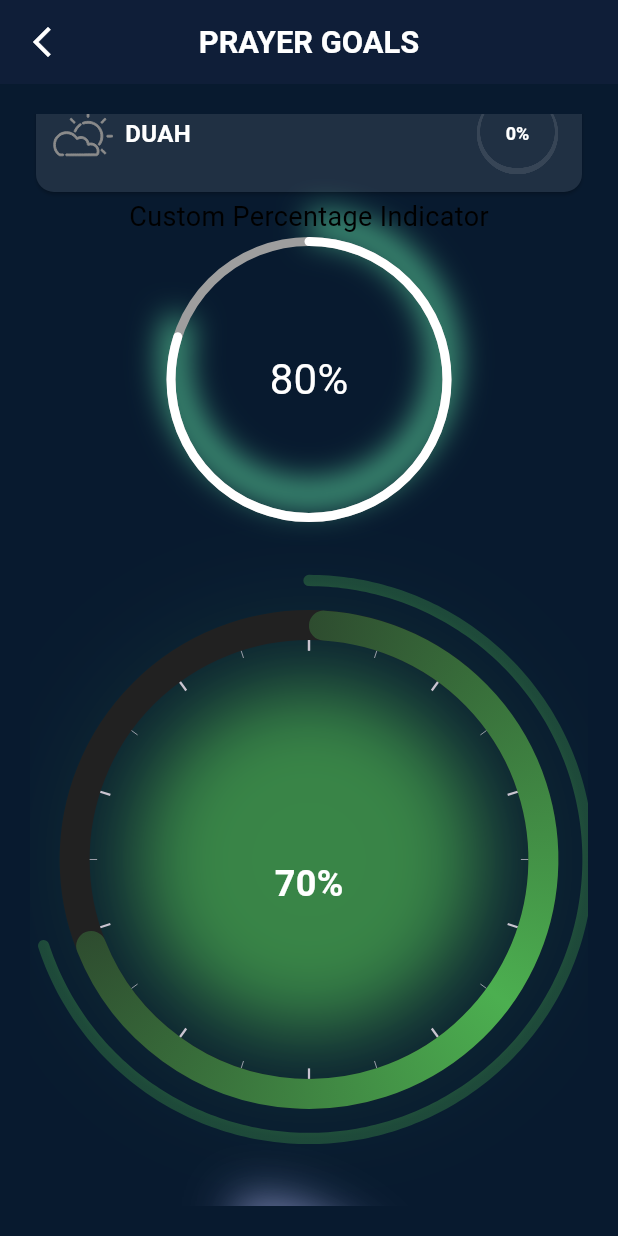
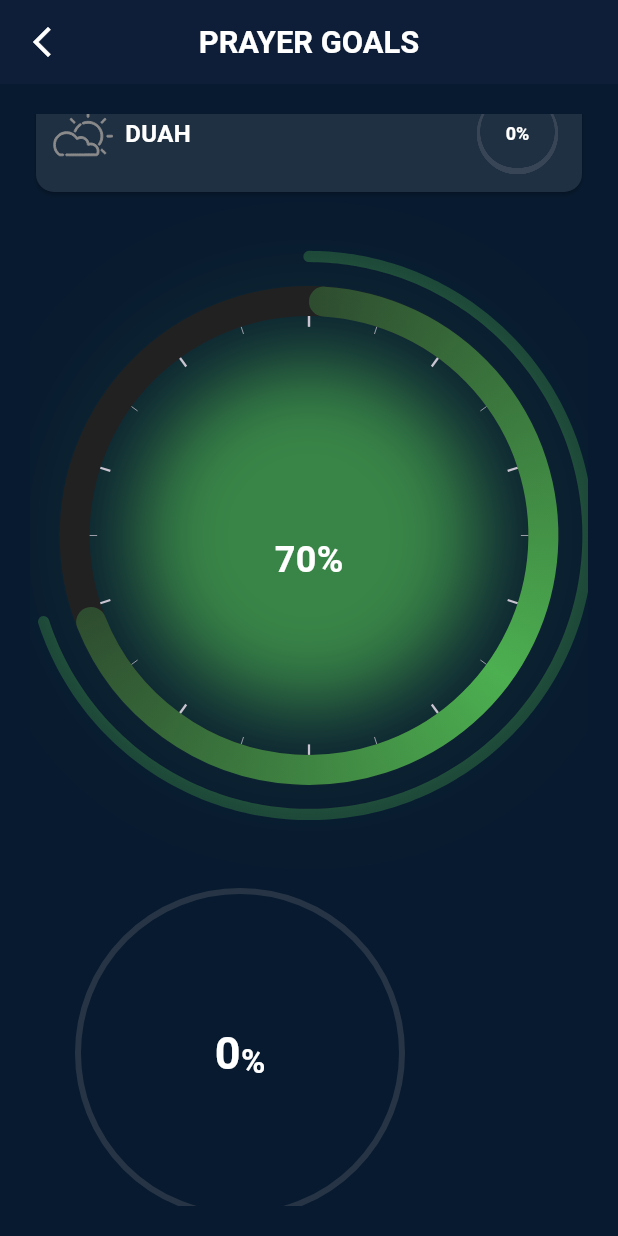
Before and after one commit to talib-vordx/Badr, a Flutter app: the screen it shows after launch, scrolled down 1152 dp, on a phone screen of 412 x 824 dp. Run offline on Flutter 3.47's test engine with Material 3 defaults, Android fonts, the light colour scheme and no system bars; drawn by our look-alikes of percent_indicator, syncfusion_flutter_gauges; our stand-ins replace flutter_screenutil, flutter_svg.

Commit message:
New Circle Added and Some Changes on preivos file

```diff
--- a/lib/Pages/Home_Page.dart
+++ b/lib/Pages/Home_Page.dart
@@ -1,4 +1,3 @@
-import 'package:badr_application/Supporting_Classes/percent_indicator_chart.dart';
 import 'package:badr_application/Supporting_Classes/syncfusion_flutter_gauges.dart';
 import 'package:flutter/material.dart';
 import 'package:flutter_screenutil/flutter_screenutil.dart';
@@ -45,6 +44,24 @@ class _HomePageState extends State<HomePage> {
       }
     });
   }
+
+
+  double _progress = 0.0; // Initial progress value
+
+  // Function to increment progress
+  void _incrementProgress() {
+    setState(() {
+      _progress = (_progress + 0.01).clamp(0.0, 1.0); // Increment progress and clamp to [0.0, 1.0]
+    });
+  }
+
+  // Function to increment progress
+  void _decrementProgress() {
+    setState(() {
+      _progress = (_progress - 0.1).clamp(0.0, 0.0); // Increment progress and clamp to [0.0, 1.0]
+    });
+  }
+
 
   @override
   Widget build(BuildContext context) {
@@ -174,13 +191,14 @@ class _HomePageState extends State<HomePage> {
                           RepaintBoundary(
                             child: DynamicStrokeProgressCircle(
                               progress: progress,
-                              minStrokeWidth: 1.0,
-                              maxStrokeWidth: 7.0,
+                              minStrokeWidth: 0.0,
+                              maxStrokeWidth: 8.0,
                               radius: 80.0,
                               centerTextSize: 28.0,
                               neonStrokeWidth: 9.0,
                               neonOpacity: 0.7,
-                              neonBlurRadius: 6.0,
+                              neonBlurRadius: 7.0,
+                              CircleMarked: 'res/Circule_check_Icon.png',
                             ),
                           ),
                           SizedBox(height: 30.0),
@@ -263,11 +281,28 @@ class _HomePageState extends State<HomePage> {
               // Sixth-sub Progress Card
               Second_card(svgAsset: "res/DuhaFrame.svg", title: "DUAH", progress: 0.0),
 
-
-              NeonGlowProgressArc(),
+              //NeonGlowProgressArc(),
               SizedBox(height: 20,),
               DynamicThicknessNeonGauge(progress: 70, size: 200, glowColorEnd: Colors.pink, glowColorStart: Colors.green,),
-              NeonProgressCircle(progress: 0.5,),
+
+              // Neon Progress Circle with dynamic progress
+              NeonProgressCircle(progress: _progress,),
+
+              SizedBox(height: 20),
+
+              // Button to increment progress
+              ElevatedButton(
+                onPressed: _incrementProgress,
+                child: Text('Increase Progress'),
+              ),
+              ElevatedButton(
+                onPressed: _decrementProgress,
+                child: Text('Decrease Progress'),
+              ),
+              SizedBox(height: 20,),
+              NeonProgressCircle(progress: 0.75),
+
+
             ],
           ),
         ),
--- a/lib/Supporting_Classes/circle_chart.dart
+++ b/lib/Supporting_Classes/circle_chart.dart
@@ -59,21 +59,28 @@ class NeonProgressCircle extends StatelessWidget {
           // Circular Progress Indicator with white arc
           CircularPercentIndicator(
             radius: 110.0,
-            lineWidth: 5.0, // Customize stroke width
+            lineWidth: 4.0, // Customize stroke width
             percent: progress,
             progressColor: Colors.white, // Progress arc is white
             backgroundColor: Colors.grey.withOpacity(0.2),
             animation: true,
             animateFromLastPercent: true,
             circularStrokeCap: CircularStrokeCap.round,
-            center: Text(
-              '${(progress * 100).toStringAsFixed(0)}%',
+            center: Row(
+              mainAxisAlignment: MainAxisAlignment.center,
+              crossAxisAlignment: CrossAxisAlignment.end,
+              children: [Text(
+              '${(progress * 100).toStringAsFixed(0)}',
               style: TextStyle(
                 fontSize: 30,
                 fontWeight: FontWeight.bold,
                 color: Colors.white, // Center text is white
               ),
-            ),
+            ),Text('%', style: TextStyle(
+                fontSize: 22,
+                fontWeight: FontWeight.bold,
+                color: Colors.white, // Center text is white
+              ),)],)
           ),
         ],
       ),
@@ -90,13 +97,13 @@ class NeonArcPainter extends CustomPainter {
   void paint(Canvas canvas, Size size) {
     Paint paint = Paint()
       ..style = PaintingStyle.stroke
-      ..strokeWidth = 20.0
+      ..strokeWidth = 10.0
       ..color = Colors.transparent;
 
     // Draw the glowing arc behind the circular progress indicator
     for (double i = 0; i < 3; i++) {
       paint.color = _getNeonColor(progress, i).withOpacity(0.2 + i * 0.2);
-      paint.maskFilter = MaskFilter.blur(BlurStyle.normal, 10.0 + i * 5.0);
+      paint.maskFilter = MaskFilter.blur(BlurStyle.normal, 5.0 + i * 7.0);
       canvas.drawArc(
         Offset(0, 0) & size,
         -1.5708, // Start angle (top)
@@ -115,15 +122,15 @@ class NeonArcPainter extends CustomPainter {
   // Function to get the neon glow color based on progress
   Color _getNeonColor(double progress, double layerIndex) {
     // Change colors based on the layer index
-    if (progress <= 0.3) {
-      // Red to Blue transition
-      return Color.lerp(Color(0xFFFFAA00), Color(0xFF3448FF), progress / 0.3)!;
-    } else if (progress <= 0.6) {
-      // Blue to White transition
-      return Color.lerp(Color(0xFF3448FF), Color(0xFFFFFFFF), (progress - 0.3) / 0.3)!;
+    if (progress <= 0.33) {
+      // Red to White transition
+      return Color.lerp(Color(0xFFFFFFFF), Color(0xFFFFFFFF) , progress / 0.3)!;
+    } else if (progress <= 0.66) {
+      // Blue to Blue transition
+      return Color.lerp(Color(0xFF3448FF), Color(0xFF3448FF), (progress - 0.3) / 0.3)!;
     } else {
-      // White to Green transition
-      return Color.lerp(Color(0xFFFFFFFF), Color(0xFF00FF00), (progress - 0.6) / 0.4)!;
+      // White to Yellow transition
+      return Color.lerp(Color(0xFFFFAA00), Color(0xFFFFAA00), (progress - 0.6) / 0.4)!;
     }
   }
 }
--- a/lib/Supporting_Classes/customSecondRowCard.dart
+++ b/lib/Supporting_Classes/customSecondRowCard.dart
@@ -54,10 +54,11 @@ class Second_card extends StatelessWidget {
                   minStrokeWidth: 0.0, // Minimum stroke width
                   maxStrokeWidth: 4.0, // Maximum stroke width
                   radius: 27.0, // Radius of the circle
-                 centerTextSize: 12,
+                  centerTextSize: 12,
                   neonStrokeWidth: 4.0, // Custom neon stroke width
                   neonOpacity: 0.6, // Neon opacity
-                  neonBlurRadius: 3.0, // Blur for the glow
+                  neonBlurRadius: 3.0,
+                  CircleMarked: 'res/Circule_check_Icon.svg', // Blur for the glow
                 ),
               ),
             ),
--- a/lib/Supporting_Classes/dynamicStrokeProgressCircle.dart
+++ b/lib/Supporting_Classes/dynamicStrokeProgressCircle.dart
@@ -1,5 +1,7 @@
 import 'package:flutter/material.dart';
 import 'dart:math';
+
+import 'package:flutter_svg/svg.dart';
 
 class DynamicStrokeProgressCircle extends StatelessWidget {
   final double progress; // Value between 0.0 and 1.0
@@ -12,8 +14,9 @@ class DynamicStrokeProgressCircle extends StatelessWidget {
   final double neonStrokeWidth; // Dynamic neon stroke width
   final double neonOpacity; // Opacity of neon glow
   final double neonBlurRadius; // Blur mask radius for glow
+  final String CircleMarked;
 
-  DynamicStrokeProgressCircle({
+   DynamicStrokeProgressCircle({
     required this.progress,
     this.minStrokeWidth = 1.0,
     this.maxStrokeWidth = 6.0,
@@ -21,7 +24,8 @@ class DynamicStrokeProgressCircle extends StatelessWidget {
     this.centerTextSize = 24.0, // Default text size
     this.neonStrokeWidth = 6.0, // Default neon stroke width
     this.neonOpacity = 0.8, // Default opacity of the neon glow
-    this.neonBlurRadius = 10.0, // Default blur for the glow
+    this.neonBlurRadius = 10.0,
+    required this.CircleMarked, // Default blur for the glow
   });
 
   @override
@@ -50,13 +54,15 @@ class DynamicStrokeProgressCircle extends StatelessWidget {
               0, // Centered horizontally
               -radius, // Position icon at the top of the circle
             ),
-            child: Container(
+            child:
+            Container(
                 color: Color(0xFF233144),
                 height: 30,
                 width: 30,
-                child: Image.asset('res/Circule_check_Icon.png')),
+                child: Image.asset(CircleMarked)
+            ),
             // SvgPicture.asset(
-            //   'res/Circule_check_Icon.svg',
+            //   CircleMarked,
             //   width: 24.0, // Adjust size to fit your circle design
             //   height: 24.0,
             //   fit: BoxFit.contain, // Ensures the SVG fits within its bounds
--- a/lib/Supporting_Classes/percent_indicator_chart.dart
+++ b/lib/Supporting_Classes/percent_indicator_chart.dart
@@ -33,14 +33,16 @@ class NeonGlowProgressArc extends StatelessWidget {
           ),
           // CircularPercentIndicator for progress
           CircularPercentIndicator(
-            radius: 95.0,
-            lineWidth: 6.0,
+            radius: 100.0,
+            lineWidth: 5.0,
             percent: progress,
             animation: true,
             animationDuration: 1200,
-            header: Text(
-              "Custom Percentage Indicator",
-              style: TextStyle(color: Colors.black, fontSize: 18),
+            header: SizedBox(height: 50,
+              child: Text(
+                "Custom Percentage Indicator",
+                style: TextStyle(color: Colors.white, fontSize: 18),
+              ),
             ),
             center: Text(
               "${(progress * 100).toInt()}%",
```
